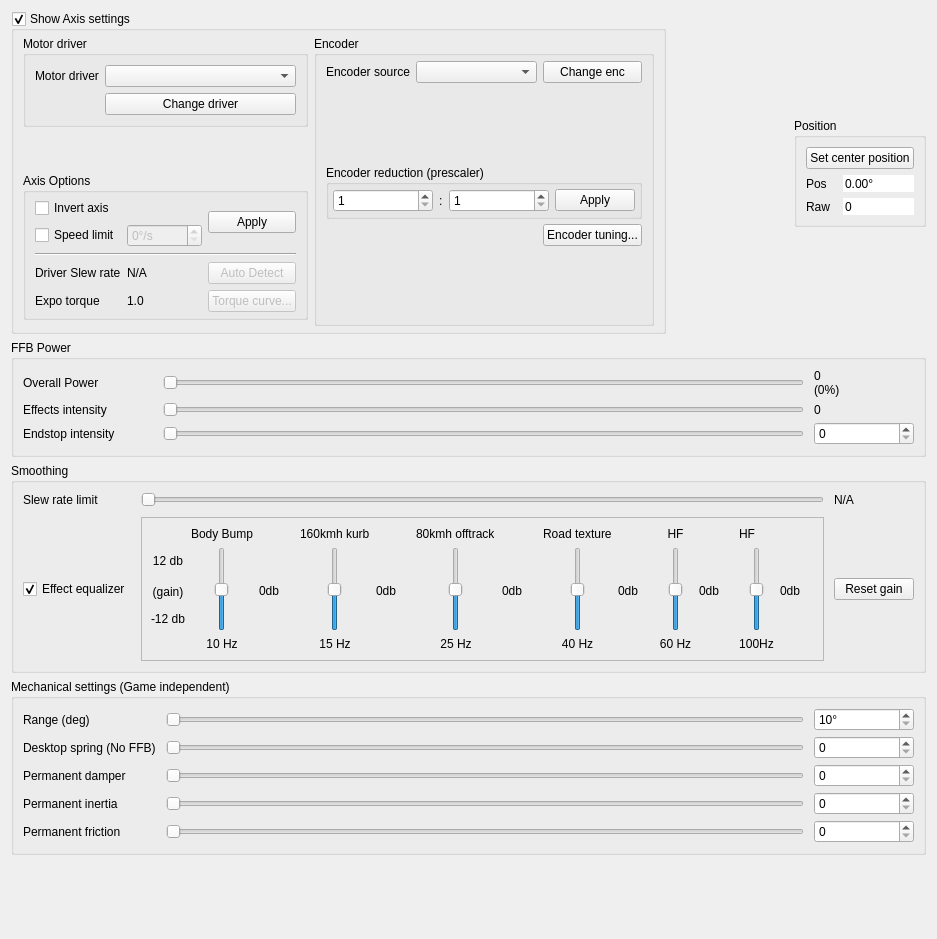
This is res/axis_ui.ui in Ultrawipf/OpenFFBoard-configurator as Qt 5 draws it before an edit. The edited form follows.
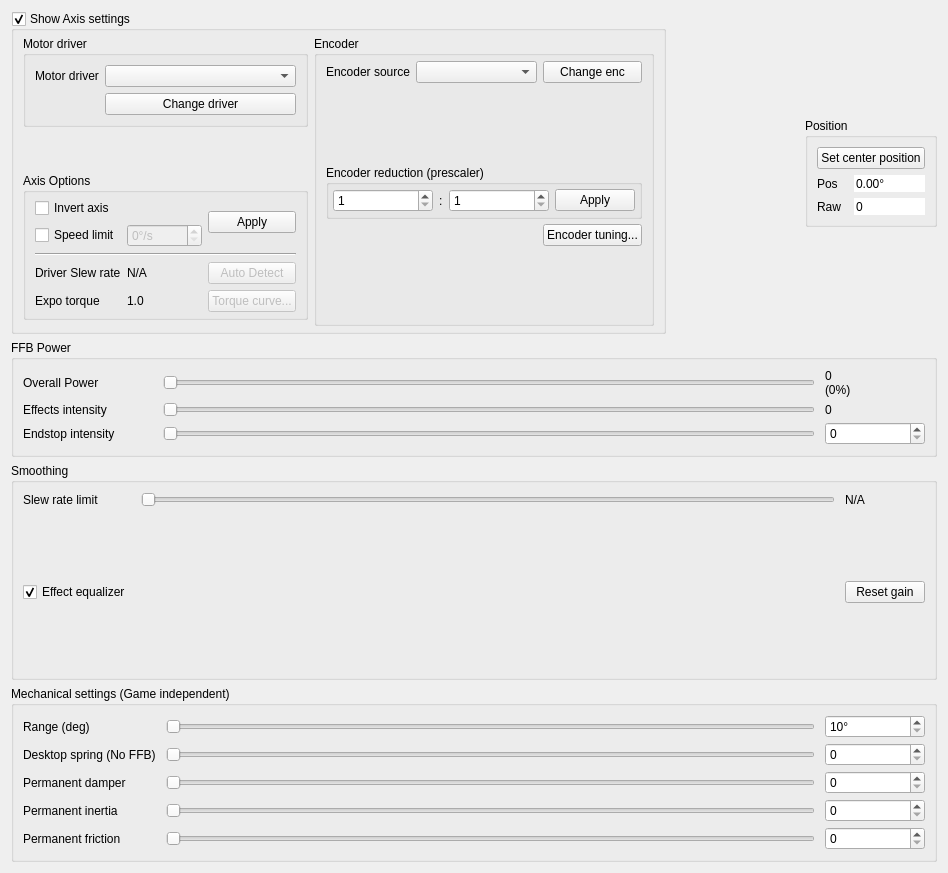
This is the edited form. Custom widgets are drawn as their Qt base class.

Commit message: feat(eq): add equalizer live graph and biquad filter reuse

Patch:
```diff
--- a/res/axis_ui.ui
+++ b/res/axis_ui.ui
@@ -6,8 +6,8 @@
    <rect>
     <x>0</x>
     <y>0</y>
-    <width>937</width>
-    <height>939</height>
+    <width>948</width>
+    <height>873</height>
    </rect>
   </property>
   <property name="windowTitle">
@@ -475,6 +475,12 @@
    </item>
    <item row="4" column="0" colspan="3">
     <widget class="QGroupBox" name="groupBox_7">
+     <property name="sizePolicy">
+      <sizepolicy hsizetype="Preferred" vsizetype="Expanding">
+       <horstretch>0</horstretch>
+       <verstretch>1</verstretch>
+      </sizepolicy>
+     </property>
      <property name="title">
       <string>Smoothing</string>
      </property>
@@ -517,447 +523,19 @@
        </widget>
       </item>
       <item row="1" column="1">
-       <widget class="QFrame" name="frame">
-        <property name="frameShape">
-         <enum>QFrame::Shape::StyledPanel</enum>
+       <widget class="QChartView" name="graphWidget_eq" native="true">
+        <property name="sizePolicy">
+         <sizepolicy hsizetype="Preferred" vsizetype="Expanding">
+          <horstretch>0</horstretch>
+          <verstretch>2</verstretch>
+         </sizepolicy>
         </property>
-        <layout class="QGridLayout" name="gridLayout_10" columnminimumwidth="0,0,0,0,0,0,0,0,0,0,0,0,0,0,0">
-         <property name="sizeConstraint">
-          <enum>QLayout::SizeConstraint::SetDefaultConstraint</enum>
-         </property>
-         <item row="1" column="13" rowspan="3">
-          <widget class="QSlider" name="verticalSlider_eq6">
-           <property name="sizePolicy">
-            <sizepolicy hsizetype="Preferred" vsizetype="Fixed">
-             <horstretch>0</horstretch>
-             <verstretch>0</verstretch>
-            </sizepolicy>
-           </property>
-           <property name="minimum">
-            <number>-120</number>
-           </property>
-           <property name="maximum">
-            <number>120</number>
-           </property>
-           <property name="orientation">
-            <enum>Qt::Orientation::Vertical</enum>
-           </property>
-          </widget>
-         </item>
-         <item row="4" column="4">
-          <widget class="QLabel" name="label_19">
-           <property name="sizePolicy">
-            <sizepolicy hsizetype="Preferred" vsizetype="Preferred">
-             <horstretch>0</horstretch>
-             <verstretch>0</verstretch>
-            </sizepolicy>
-           </property>
-           <property name="styleSheet">
-            <string notr="true">font: italic 8pt &quot;Segoe UI&quot;;</string>
-           </property>
-           <property name="frameShape">
-            <enum>QFrame::Shape::NoFrame</enum>
-           </property>
-           <property name="text">
-            <string>15 Hz</string>
-           </property>
-           <property name="alignment">
-            <set>Qt::AlignmentFlag::AlignCenter</set>
-           </property>
-          </widget>
-         </item>
-         <item row="3" column="0">
-          <widget class="QLabel" name="label_23">
-           <property name="sizePolicy">
-            <sizepolicy hsizetype="Preferred" vsizetype="Fixed">
-             <horstretch>0</horstretch>
-             <verstretch>0</verstretch>
-            </sizepolicy>
-           </property>
-           <property name="styleSheet">
-            <string notr="true">font: italic 8pt &quot;Segoe UI&quot;;</string>
-           </property>
-           <property name="text">
-            <string>-12 db</string>
-           </property>
-           <property name="alignment">
-            <set>Qt::AlignmentFlag::AlignBottom|Qt::AlignmentFlag::AlignHCenter</set>
-           </property>
-          </widget>
-         </item>
-         <item row="0" column="1">
-          <widget class="QLabel" name="label_31">
-           <property name="sizePolicy">
-            <sizepolicy hsizetype="Preferred" vsizetype="Preferred">
-             <horstretch>0</horstretch>
-             <verstretch>0</verstretch>
-            </sizepolicy>
-           </property>
-           <property name="text">
-            <string>Body Bump</string>
-           </property>
-          </widget>
-         </item>
-         <item row="2" column="12">
-          <widget class="QLabel" name="label_eq5">
-           <property name="sizePolicy">
-            <sizepolicy hsizetype="Preferred" vsizetype="Fixed">
-             <horstretch>0</horstretch>
-             <verstretch>0</verstretch>
-            </sizepolicy>
-           </property>
-           <property name="text">
-            <string>0db</string>
-           </property>
-          </widget>
-         </item>
-         <item row="4" column="9">
-          <widget class="QLabel" name="label_21">
-           <property name="sizePolicy">
-            <sizepolicy hsizetype="Preferred" vsizetype="Preferred">
-             <horstretch>0</horstretch>
-             <verstretch>0</verstretch>
-            </sizepolicy>
-           </property>
-           <property name="styleSheet">
-            <string notr="true">font: italic 8pt &quot;Segoe UI&quot;;</string>
-           </property>
-           <property name="frameShape">
-            <enum>QFrame::Shape::NoFrame</enum>
-           </property>
-           <property name="text">
-            <string>40 Hz</string>
-           </property>
-           <property name="alignment">
-            <set>Qt::AlignmentFlag::AlignCenter</set>
-           </property>
-          </widget>
-         </item>
-         <item row="4" column="11">
-          <widget class="QLabel" name="label_22">
-           <property name="sizePolicy">
-            <sizepolicy hsizetype="Preferred" vsizetype="Preferred">
-             <horstretch>0</horstretch>
-             <verstretch>0</verstretch>
-            </sizepolicy>
-           </property>
-           <property name="styleSheet">
-            <string notr="true">font: italic 8pt &quot;Segoe UI&quot;;</string>
-           </property>
-           <property name="frameShape">
-            <enum>QFrame::Shape::NoFrame</enum>
-           </property>
-           <property name="text">
-            <string>60 Hz</string>
-           </property>
-           <property name="alignment">
-            <set>Qt::AlignmentFlag::AlignCenter</set>
-           </property>
-          </widget>
-         </item>
-         <item row="0" column="4">
-          <widget class="QLabel" name="label_32">
-           <property name="text">
-            <string>160kmh kurb</string>
-           </property>
-          </widget>
-         </item>
-         <item row="1" column="11" rowspan="3">
-          <widget class="QSlider" name="verticalSlider_eq5">
-           <property name="sizePolicy">
-            <sizepolicy hsizetype="Preferred" vsizetype="Fixed">
-             <horstretch>0</horstretch>
-             <verstretch>0</verstretch>
-            </sizepolicy>
-           </property>
-           <property name="minimum">
-            <number>-120</number>
-           </property>
-           <property name="maximum">
-            <number>120</number>
-           </property>
-           <property name="orientation">
-            <enum>Qt::Orientation::Vertical</enum>
-           </property>
-          </widget>
-         </item>
-         <item row="4" column="1">
-          <widget class="QLabel" name="label_18">
-           <property name="sizePolicy">
-            <sizepolicy hsizetype="Preferred" vsizetype="Preferred">
-             <horstretch>0</horstretch>
-             <verstretch>0</verstretch>
-            </sizepolicy>
-           </property>
-           <property name="styleSheet">
-            <string notr="true">font: italic 8pt &quot;Segoe UI&quot;;</string>
-           </property>
-           <property name="frameShape">
-            <enum>QFrame::Shape::NoFrame</enum>
-           </property>
-           <property name="text">
-            <string>10 Hz</string>
-           </property>
-           <property name="alignment">
-            <set>Qt::AlignmentFlag::AlignCenter</set>
-           </property>
-          </widget>
-         </item>
-         <item row="2" column="10">
-          <widget class="QLabel" name="label_eq4">
-           <property name="sizePolicy">
-            <sizepolicy hsizetype="Preferred" vsizetype="Fixed">
-             <horstretch>0</horstretch>
-             <verstretch>0</verstretch>
-            </sizepolicy>
-           </property>
-           <property name="text">
-            <string>0db</string>
-           </property>
-          </widget>
-         </item>
-         <item row="4" column="6">
-          <widget class="QLabel" name="label_20">
-           <property name="sizePolicy">
-            <sizepolicy hsizetype="Preferred" vsizetype="Preferred">
-             <horstretch>0</horstretch>
-             <verstretch>0</verstretch>
-            </sizepolicy>
-           </property>
-           <property name="styleSheet">
-            <string notr="true">font: italic 8pt &quot;Segoe UI&quot;;</string>
-           </property>
-           <property name="frameShape">
-            <enum>QFrame::Shape::NoFrame</enum>
-           </property>
-           <property name="text">
-            <string>25 Hz</string>
-           </property>
-           <property name="alignment">
-            <set>Qt::AlignmentFlag::AlignCenter</set>
-           </property>
-          </widget>
-         </item>
-         <item row="0" column="11">
-          <widget class="QLabel" name="label_35">
-           <property name="text">
-            <string>HF</string>
-           </property>
-           <property name="alignment">
-            <set>Qt::AlignmentFlag::AlignCenter</set>
-           </property>
-          </widget>
-         </item>
-         <item row="0" column="9">
-          <widget class="QLabel" name="label_34">
-           <property name="text">
-            <string>Road texture</string>
-           </property>
-          </widget>
-         </item>
-         <item row="2" column="0">
-          <widget class="QLabel" name="label_25">
-           <property name="styleSheet">
-            <string notr="true">font: italic 8pt &quot;Segoe UI&quot;;</string>
-           </property>
-           <property name="text">
-            <string>(gain)</string>
-           </property>
-           <property name="alignment">
-            <set>Qt::AlignmentFlag::AlignCenter</set>
-           </property>
-          </widget>
-         </item>
-         <item row="2" column="8">
-          <widget class="QLabel" name="label_eq3">
-           <property name="sizePolicy">
-            <sizepolicy hsizetype="Preferred" vsizetype="Fixed">
-             <horstretch>0</horstretch>
-             <verstretch>0</verstretch>
-            </sizepolicy>
-           </property>
-           <property name="text">
-            <string>0db</string>
-           </property>
-          </widget>
-         </item>
-         <item row="1" column="1" rowspan="3">
-          <widget class="QSlider" name="verticalSlider_eq1">
-           <property name="sizePolicy">
-            <sizepolicy hsizetype="Preferred" vsizetype="Fixed">
-             <horstretch>0</horstretch>
-             <verstretch>0</verstretch>
-            </sizepolicy>
-           </property>
-           <property name="minimumSize">
-            <size>
-             <width>0</width>
-             <height>80</height>
-            </size>
-           </property>
-           <property name="minimum">
-            <number>-120</number>
-           </property>
-           <property name="maximum">
-            <number>120</number>
-           </property>
-           <property name="orientation">
-            <enum>Qt::Orientation::Vertical</enum>
-           </property>
-          </widget>
-         </item>
-         <item row="2" column="5">
-          <widget class="QLabel" name="label_eq2">
-           <property name="sizePolicy">
-            <sizepolicy hsizetype="Preferred" vsizetype="Fixed">
-             <horstretch>0</horstretch>
-             <verstretch>0</verstretch>
-            </sizepolicy>
-           </property>
-           <property name="text">
-            <string>0db</string>
-           </property>
-          </widget>
-         </item>
-         <item row="1" column="4" rowspan="3">
-          <widget class="QSlider" name="verticalSlider_eq2">
-           <property name="sizePolicy">
-            <sizepolicy hsizetype="Preferred" vsizetype="Fixed">
-             <horstretch>0</horstretch>
-             <verstretch>0</verstretch>
-            </sizepolicy>
-           </property>
-           <property name="minimum">
-            <number>-120</number>
-           </property>
-           <property name="maximum">
-            <number>120</number>
-           </property>
-           <property name="orientation">
-            <enum>Qt::Orientation::Vertical</enum>
-           </property>
-          </widget>
-         </item>
-         <item row="1" column="6" rowspan="3">
-          <widget class="QSlider" name="verticalSlider_eq3">
-           <property name="sizePolicy">
-            <sizepolicy hsizetype="Preferred" vsizetype="Fixed">
-             <horstretch>0</horstretch>
-             <verstretch>0</verstretch>
-            </sizepolicy>
-           </property>
-           <property name="minimum">
-            <number>-120</number>
-           </property>
-           <property name="maximum">
-            <number>120</number>
-           </property>
-           <property name="orientation">
-            <enum>Qt::Orientation::Vertical</enum>
-           </property>
-          </widget>
-         </item>
-         <item row="1" column="9" rowspan="3">
-          <widget class="QSlider" name="verticalSlider_eq4">
-           <property name="sizePolicy">
-            <sizepolicy hsizetype="Preferred" vsizetype="Fixed">
-             <horstretch>0</horstretch>
-             <verstretch>0</verstretch>
-            </sizepolicy>
-           </property>
-           <property name="minimum">
-            <number>-120</number>
-           </property>
-           <property name="maximum">
-            <number>120</number>
-           </property>
-           <property name="orientation">
-            <enum>Qt::Orientation::Vertical</enum>
-           </property>
-          </widget>
-         </item>
-         <item row="1" column="0">
-          <widget class="QLabel" name="label_24">
-           <property name="sizePolicy">
-            <sizepolicy hsizetype="Preferred" vsizetype="Fixed">
-             <horstretch>0</horstretch>
-             <verstretch>0</verstretch>
-            </sizepolicy>
-           </property>
-           <property name="styleSheet">
-            <string notr="true">font: italic 8pt &quot;Segoe UI&quot;;</string>
-           </property>
-           <property name="text">
-            <string>12 db</string>
-           </property>
-           <property name="alignment">
-            <set>Qt::AlignmentFlag::AlignHCenter|Qt::AlignmentFlag::AlignTop</set>
-           </property>
-          </widget>
-         </item>
-         <item row="0" column="6">
-          <widget class="QLabel" name="label_33">
-           <property name="text">
-            <string>80kmh offtrack</string>
-           </property>
-           <property name="textFormat">
-            <enum>Qt::TextFormat::AutoText</enum>
-           </property>
-           <property name="scaledContents">
-            <bool>false</bool>
-           </property>
-           <property name="wordWrap">
-            <bool>false</bool>
-           </property>
-          </widget>
-         </item>
-         <item row="2" column="2">
-          <widget class="QLabel" name="label_eq1">
-           <property name="sizePolicy">
-            <sizepolicy hsizetype="Preferred" vsizetype="Fixed">
-             <horstretch>0</horstretch>
-             <verstretch>0</verstretch>
-            </sizepolicy>
-           </property>
-           <property name="text">
-            <string>0db</string>
-           </property>
-          </widget>
-         </item>
-         <item row="2" column="14">
-          <widget class="QLabel" name="label_eq6">
-           <property name="sizePolicy">
-            <sizepolicy hsizetype="Preferred" vsizetype="Fixed">
-             <horstretch>0</horstretch>
-             <verstretch>0</verstretch>
-            </sizepolicy>
-           </property>
-           <property name="text">
-            <string>0db</string>
-           </property>
-          </widget>
-         </item>
-         <item row="0" column="13">
-          <widget class="QLabel" name="label_37">
-           <property name="text">
-            <string>HF</string>
-           </property>
-          </widget>
-         </item>
-         <item row="4" column="13">
-          <widget class="QLabel" name="label_38">
-           <property name="styleSheet">
-            <string notr="true">font: italic 8pt &quot;Segoe UI&quot;;</string>
-           </property>
-           <property name="text">
-            <string>100Hz</string>
-           </property>
-           <property name="alignment">
-            <set>Qt::AlignmentFlag::AlignCenter</set>
-           </property>
-          </widget>
-         </item>
-        </layout>
+        <property name="minimumSize">
+         <size>
+          <width>0</width>
+          <height>0</height>
+         </size>
+        </property>
        </widget>
       </item>
       <item row="1" column="2">
@@ -1405,6 +983,14 @@
    </item>
   </layout>
  </widget>
+ <customwidgets>
+  <customwidget>
+   <class>QChartView</class>
+   <extends>QWidget</extends>
+   <header location="global">PyQt6/QtCharts</header>
+   <container>1</container>
+  </customwidget>
+ </customwidgets>
  <resources/>
  <connections>
   <connection>
```
Left out of the diff: 2 changed lines with no effect on the pictures. The commit also changes 1 other file.
